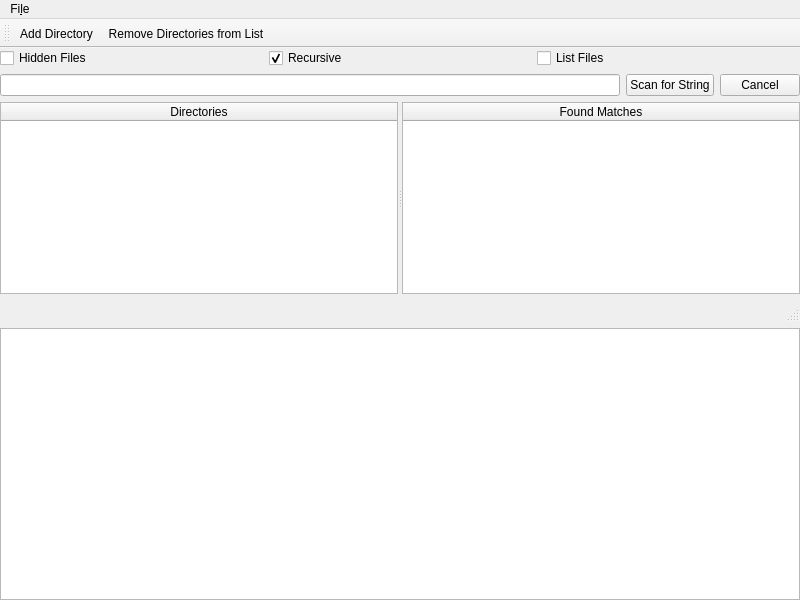
First picture: the form in mainwindow.ui, repository nothingelsematters/substring-finder, before the edit.
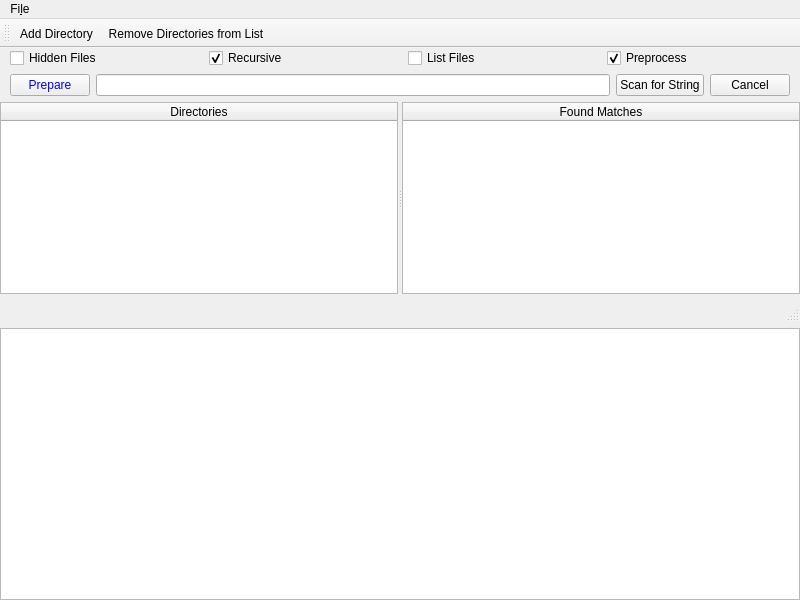
Second picture: the form after the edit.

```diff
--- a/mainwindow.ui
+++ b/mainwindow.ui
@@ -30,46 +30,64 @@
     <item>
      <layout class="QGridLayout" name="mainGrid">
       <item row="1" column="0">
-       <layout class="QHBoxLayout" name="paramsBar">
-        <item>
-         <widget class="QCheckBox" name="hiddenCheckbox">
-          <property name="text">
-           <string>Hidden Files</string>
-          </property>
-         </widget>
-        </item>
-        <item>
-         <widget class="QCheckBox" name="recursiveCheckbox">
-          <property name="text">
-           <string>Recursive</string>
-          </property>
-          <property name="checked">
-           <bool>true</bool>
-          </property>
-         </widget>
-        </item>
-        <item>
-         <widget class="QCheckBox" name="firstMatchCheckbox">
-          <property name="text">
-           <string>List Files</string>
-          </property>
-         </widget>
-        </item>
-       </layout>
-      </item>
-      <item row="2" column="0">
        <layout class="QGridLayout" name="inputBar">
+        <item row="0" column="0">
+         <spacer name="horizontalSpacer_3">
+          <property name="orientation">
+           <enum>Qt::Horizontal</enum>
+          </property>
+          <property name="sizeType">
+           <enum>QSizePolicy::Fixed</enum>
+          </property>
+          <property name="sizeHint" stdset="0">
+           <size>
+            <width>10</width>
+            <height>20</height>
+           </size>
+          </property>
+         </spacer>
+        </item>
+        <item row="0" column="5">
+         <spacer name="horizontalSpacer_2">
+          <property name="orientation">
+           <enum>Qt::Horizontal</enum>
+          </property>
+          <property name="sizeType">
+           <enum>QSizePolicy::Fixed</enum>
+          </property>
+          <property name="sizeHint" stdset="0">
+           <size>
+            <width>10</width>
+            <height>20</height>
+           </size>
+          </property>
+         </spacer>
+        </item>
+        <item row="0" column="1">
+         <widget class="QPushButton" name="prepareButton">
+          <property name="styleSheet">
+           <string notr="true">QPushButton { color: blue; }
+QPushButton:disabled { color: #aaaaaa; }</string>
+          </property>
+          <property name="text">
+           <string>Prepare</string>
+          </property>
+         </widget>
+        </item>
         <item row="0" column="2">
+         <widget class="QLineEdit" name="inputString"/>
+        </item>
+        <item row="0" column="4">
          <widget class="QPushButton" name="cancelButton">
+          <property name="styleSheet">
+           <string notr="true"/>
+          </property>
           <property name="text">
            <string>Cancel</string>
           </property>
          </widget>
         </item>
-        <item row="0" column="0">
-         <widget class="QLineEdit" name="inputString"/>
-        </item>
-        <item row="0" column="1">
+        <item row="0" column="3">
          <widget class="QPushButton" name="scanButton">
           <property name="text">
            <string>Scan for String</string>
@@ -78,22 +96,30 @@
         </item>
        </layout>
       </item>
-      <item row="4" column="0">
-       <widget class="QStatusBar" name="statusBar">
-        <property name="maximumSize">
-         <size>
-          <width>16777215</width>
-          <height>25</height>
-         </size>
-        </property>
-       </widget>
-      </item>
-      <item row="3" column="0">
+      <item row="2" column="0">
        <widget class="QSplitter" name="splitter">
+        <property name="styleSheet">
+         <string notr="true">QProgressBar {
+    border: 1px solid transparent;
+    color:rgba(0,0,0,100);
+	text-align: center;
+    border-radius: 5px;
+	background-color: qlineargradient(spread:pad, x1:0, y1:0, x2:1, y2:1, stop:0 rgba(182, 182, 182, 100), stop:1 rgba(209, 209, 209, 100));
+}
+QProgressBar::chunk {
+	background-color: rgba(0,255,0,100);
+}</string>
+        </property>
         <property name="orientation">
          <enum>Qt::Horizontal</enum>
         </property>
         <widget class="QTableWidget" name="directoriesTable">
+         <property name="styleSheet">
+          <string notr="true"/>
+         </property>
+         <property name="sortingEnabled">
+          <bool>false</bool>
+         </property>
          <attribute name="horizontalHeaderStretchLastSection">
           <bool>true</bool>
          </attribute>
@@ -109,6 +135,27 @@
          </column>
         </widget>
         <widget class="QTreeWidget" name="stringsList">
+         <property name="frameShape">
+          <enum>QFrame::StyledPanel</enum>
+         </property>
+         <property name="frameShadow">
+          <enum>QFrame::Sunken</enum>
+         </property>
+         <property name="horizontalScrollBarPolicy">
+          <enum>Qt::ScrollBarAsNeeded</enum>
+         </property>
+         <property name="sizeAdjustPolicy">
+          <enum>QAbstractScrollArea::AdjustIgnored</enum>
+         </property>
+         <property name="editTriggers">
+          <set>QAbstractItemView::DoubleClicked|QAbstractItemView::EditKeyPressed</set>
+         </property>
+         <property name="animated">
+          <bool>true</bool>
+         </property>
+         <property name="headerHidden">
+          <bool>false</bool>
+         </property>
          <property name="columnCount">
           <number>1</number>
          </property>
@@ -135,13 +182,85 @@
         </widget>
        </widget>
       </item>
-      <item row="5" column="0">
+      <item row="4" column="0">
        <widget class="QListWidget" name="detailsList">
         <property name="enabled">
          <bool>true</bool>
         </property>
        </widget>
       </item>
+      <item row="3" column="0">
+       <widget class="QStatusBar" name="statusBar">
+        <property name="maximumSize">
+         <size>
+          <width>16777215</width>
+          <height>25</height>
+         </size>
+        </property>
+       </widget>
+      </item>
+      <item row="0" column="0">
+       <layout class="QHBoxLayout" name="paramsBar">
+        <item>
+         <spacer name="horizontalSpacer">
+          <property name="orientation">
+           <enum>Qt::Horizontal</enum>
+          </property>
+          <property name="sizeType">
+           <enum>QSizePolicy::Fixed</enum>
+          </property>
+          <property name="sizeHint" stdset="0">
+           <size>
+            <width>10</width>
+            <height>20</height>
+           </size>
+          </property>
+         </spacer>
+        </item>
+        <item>
+         <widget class="QCheckBox" name="hiddenCheckbox">
+          <property name="styleSheet">
+           <string notr="true">.hiddenCheckBox {
+	margin-left: 20px;
+}</string>
+          </property>
+          <property name="text">
+           <string>Hidden Files</string>
+          </property>
+         </widget>
+        </item>
+        <item>
+         <widget class="QCheckBox" name="recursiveCheckbox">
+          <property name="text">
+           <string>Recursive</string>
+          </property>
+          <property name="checked">
+           <bool>true</bool>
+          </property>
+         </widget>
+        </item>
+        <item>
+         <widget class="QCheckBox" name="firstMatchCheckbox">
+          <property name="text">
+           <string>List Files</string>
+          </property>
+         </widget>
+        </item>
+        <item>
+         <widget class="QCheckBox" name="preprocessCheckBox">
+          <property name="whatsThis">
+           <string/>
+          </property>
+          <property name="text">
+           <string>Preprocess</string>
+          </property>
+          <property name="checked">
+           <bool>true</bool>
+          </property>
+         </widget>
+        </item>
+       </layout>
+      </item>
      </layout>
     </item>
    </layout>
@@ -183,6 +302,9 @@
    <property name="text">
     <string>&amp;Add Directory...</string>
    </property>
+   <property name="statusTip">
+    <string/>
+   </property>
   </action>
   <action name="actionRemove_Directories_From_List">
    <property name="text">
```
